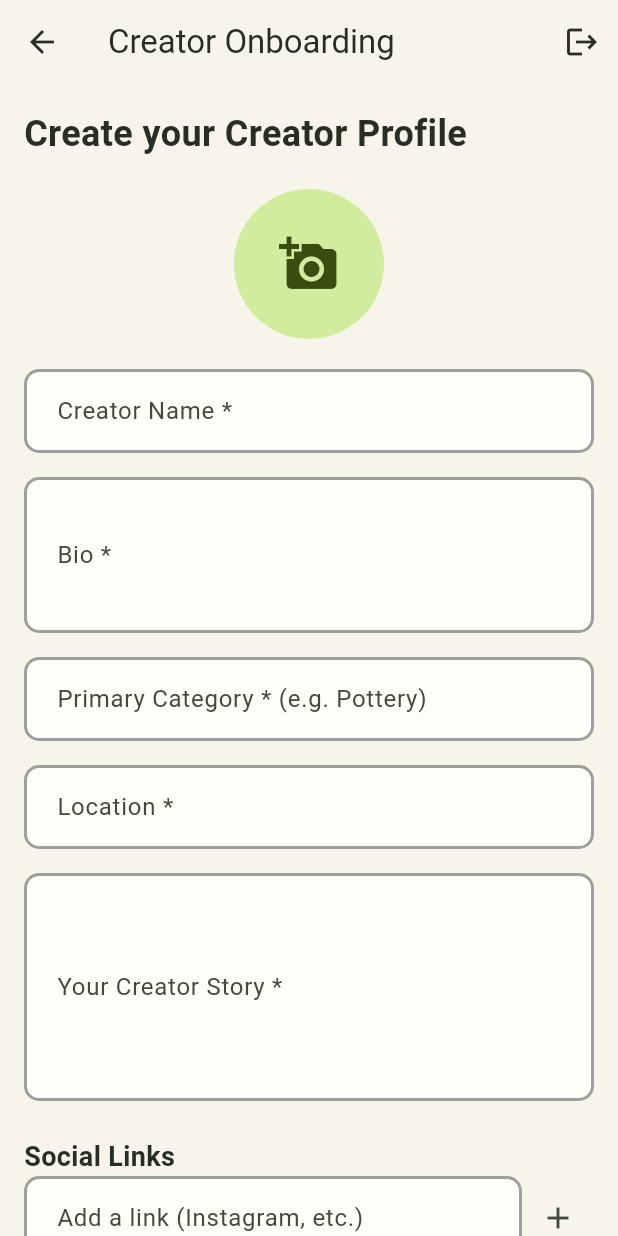
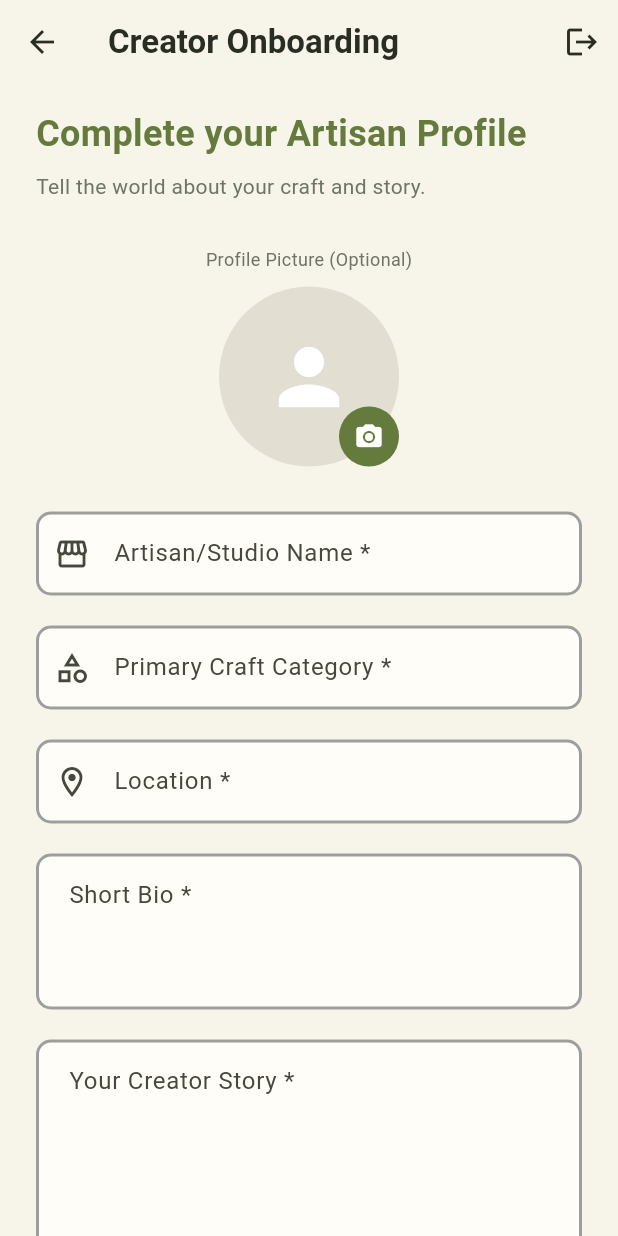
Before and after one commit to Adj82/madebyhands, a Flutter app: the CreatorOnboardingPage screen opened directly with empty values, on a phone screen of 412 x 824 dp. Run offline on Flutter 3.47's test engine with Material 3 defaults, Android fonts, the phone set to English and light mode, and no system bars; our stand-ins replace cloud_firestore, equatable, firebase_auth, firebase_core, firebase_storage, flutter_bloc and 5 more; accounts and stored records are empty.

```diff
--- a/lib/features/creator/presentation/pages/creator_onboarding_page.dart
+++ b/lib/features/creator/presentation/pages/creator_onboarding_page.dart
@@ -2,6 +2,7 @@ import 'dart:io';
 import 'package:flutter/material.dart';
 import 'package:flutter_bloc/flutter_bloc.dart';
 import 'package:image_picker/image_picker.dart';
+import 'package:madebyhands/core/theme/app_theme.dart';
 import 'package:madebyhands/features/auth/domain/entities/user_entity.dart';
 import 'package:madebyhands/features/auth/presentation/bloc/auth_bloc.dart';
 import 'package:madebyhands/features/creator/presentation/bloc/creator_bloc.dart';
@@ -46,21 +47,17 @@ class _CreatorOnboardingPageState extends State<CreatorOnboardingPage> {
 
   Future<void> _pickProfileImage() async {
     final picker = ImagePicker();
-    final pickedFile = await picker.pickImage(source: ImageSource.gallery);
+    final pickedFile = await picker.pickImage(source: ImageSource.gallery, imageQuality: 70);
     if (pickedFile != null) {
-      setState(() {
-        _profileImage = File(pickedFile.path);
-      });
+      setState(() => _profileImage = File(pickedFile.path));
     }
   }
 
   Future<void> _pickPortfolioImage() async {
     final picker = ImagePicker();
-    final pickedFile = await picker.pickImage(source: ImageSource.gallery);
+    final pickedFile = await picker.pickImage(source: ImageSource.gallery, imageQuality: 70);
     if (pickedFile != null) {
-      setState(() {
-        _portfolioImages.add(File(pickedFile.path));
-      });
+      setState(() => _portfolioImages.add(File(pickedFile.path)));
     }
   }
 
@@ -95,12 +92,10 @@ class _CreatorOnboardingPageState extends State<CreatorOnboardingPage> {
   Widget build(BuildContext context) {
     return Scaffold(
       appBar: AppBar(
-        title: const Text('Creator Onboarding'),
+        title: const Text('Creator Onboarding', style: TextStyle(fontWeight: FontWeight.bold)),
         actions: [
           IconButton(
-            onPressed: () {
-              context.read<AuthBloc>().add(AuthLogoutRequested());
-            },
+            onPressed: () => context.read<AuthBloc>().add(AuthLogoutRequested()),
             icon: const Icon(Icons.logout),
           ),
         ],
@@ -108,145 +103,33 @@ class _CreatorOnboardingPageState extends State<CreatorOnboardingPage> {
       body: BlocConsumer<CreatorBloc, CreatorState>(
         listener: (context, state) {
           if (state is CreatorOnboardingSuccess) {
-            ScaffoldMessenger.of(context).showSnackBar(
-              const SnackBar(content: Text('Profile created successfully!')),
-            );
-            // The main.dart BlocBuilder will handle navigation once state changes
-            // or we might need to trigger a check.
-          }
-          if (state is CreatorFailure) {
-            ScaffoldMessenger.of(context).showSnackBar(
-              SnackBar(content: Text(state.message)),
-            );
+            ScaffoldMessenger.of(context).showSnackBar(const SnackBar(content: Text('Profile created successfully!')));
+          } else if (state is CreatorFailure) {
+            ScaffoldMessenger.of(context).showSnackBar(SnackBar(content: Text(state.message)));
           }
         },
         builder: (context, state) {
-          if (state is CreatorLoading) {
-            return const Center(child: CircularProgressIndicator());
-          }
+          if (state is CreatorLoading) return const Center(child: CircularProgressIndicator());
 
           return SingleChildScrollView(
-            padding: const EdgeInsets.all(16.0),
+            padding: const EdgeInsets.symmetric(horizontal: 24.0, vertical: 16.0),
             child: Form(
               key: _formKey,
               child: Column(
                 crossAxisAlignment: CrossAxisAlignment.start,
                 children: [
-                  const Text(
-                    'Create your Creator Profile',
-                    style: TextStyle(fontSize: 24, fontWeight: FontWeight.bold),
-                  ),
-                  const SizedBox(height: 20),
-                  Center(
-                    child: GestureDetector(
-                      onTap: _pickProfileImage,
-                      child: CircleAvatar(
-                        radius: 50,
-                        backgroundImage:
-                            _profileImage != null ? FileImage(_profileImage!) : null,
-                        child: _profileImage == null
-                            ? const Icon(Icons.add_a_photo, size: 40)
-                            : null,
-                      ),
-                    ),
-                  ),
-                  const SizedBox(height: 20),
-                  TextFormField(
-                    controller: _nameController,
-                    decoration: const InputDecoration(labelText: 'Creator Name *'),
-                    validator: (value) =>
-                        value == null || value.isEmpty ? 'Required' : null,
-                  ),
-                  const SizedBox(height: 16),
-                  TextFormField(
-                    controller: _bioController,
-                    decoration: const InputDecoration(labelText: 'Bio *'),
-                    maxLines: 3,
-                    validator: (value) =>
-                        value == null || value.isEmpty ? 'Required' : null,
-                  ),
-                  const SizedBox(height: 16),
-                  TextFormField(
-                    controller: _categoryController,
-                    decoration:
-                        const InputDecoration(labelText: 'Primary Category * (e.g. Pottery)'),
-                    validator: (value) =>
-                        value == null || value.isEmpty ? 'Required' : null,
-                  ),
-                  const SizedBox(height: 16),
-                  TextFormField(
-                    controller: _locationController,
-                    decoration: const InputDecoration(labelText: 'Location *'),
-                    validator: (value) =>
-                        value == null || value.isEmpty ? 'Required' : null,
-                  ),
-                  const SizedBox(height: 16),
-                  TextFormField(
-                    controller: _storyController,
-                    decoration: const InputDecoration(labelText: 'Your Creator Story *'),
-                    maxLines: 5,
-                    validator: (value) =>
-                        value == null || value.isEmpty ? 'Required' : null,
-                  ),
-                  const SizedBox(height: 24),
-                  const Text('Social Links',
-                      style: TextStyle(fontSize: 18, fontWeight: FontWeight.bold)),
-                  Row(
-                    children: [
-                      Expanded(
-                        child: TextFormField(
-                          controller: _socialController,
-                          decoration:
-                              const InputDecoration(hintText: 'Add a link (Instagram, etc.)'),
-                        ),
-                      ),
-                      IconButton(
-                        onPressed: _addSocialLink,
-                        icon: const Icon(Icons.add),
-                      ),
-                    ],
-                  ),
-                  Wrap(
-                    children: _socialLinks
-                        .map((link) => Chip(
-                              label: Text(link),
-                              onDeleted: () => setState(() => _socialLinks.remove(link)),
-                            ))
-                        .toList(),
-                  ),
-                  const SizedBox(height: 24),
-                  const Text('Portfolio Images',
-                      style: TextStyle(fontSize: 18, fontWeight: FontWeight.bold)),
-                  const SizedBox(height: 8),
-                  SizedBox(
-                    height: 100,
-                    child: ListView(
-                      scrollDirection: Axis.horizontal,
-                      children: [
-                        ..._portfolioImages.map((file) => Padding(
-                              padding: const EdgeInsets.only(right: 8.0),
-                              child: Image.file(file, width: 100, height: 100, fit: BoxFit.cover),
-                            )),
-                        GestureDetector(
-                          onTap: _pickPortfolioImage,
-                          child: Container(
-                            width: 100,
-                            height: 100,
-                            color: Colors.grey[300],
-                            child: const Icon(Icons.add),
-                          ),
-                        ),
-                      ],
-                    ),
-                  ),
-                  const SizedBox(height: 40),
-                  SizedBox(
-                    width: double.infinity,
-                    child: ElevatedButton(
-                      onPressed: _submit,
-                      child: const Text('Complete Profile'),
-                    ),
-                  ),
+                  const _OnboardingHeader(),
+                  const SizedBox(height: 30),
+                  _buildProfileImagePicker(),
+                  const SizedBox(height: 30),
+                  _buildFormFields(),
+                  const SizedBox(height: 30),
+                  _buildSocialLinksSection(),
+                  const SizedBox(height: 30),
+                  _buildPortfolioSection(),
+                  const SizedBox(height: 50),
+                  FilledButton(onPressed: _submit, child: const Text('Launch My Studio')),
+                  const SizedBox(height: 30),
                 ],
               ),
             ),
@@ -255,4 +138,188 @@ class _CreatorOnboardingPageState extends State<CreatorOnboardingPage> {
       ),
     );
   }
+
+  Widget _buildProfileImagePicker() {
+    return Column(
+      children: [
+        const Center(child: Text('Profile Picture (Optional)', style: TextStyle(color: AppColors.mutedText, fontSize: 12))),
+        const SizedBox(height: 10),
+        Center(
+          child: Stack(
+            children: [
+              CircleAvatar(
+                radius: 60,
+                backgroundColor: AppColors.outline,
+                backgroundImage: _profileImage != null ? FileImage(_profileImage!) : null,
+                child: _profileImage == null ? const Icon(Icons.person, size: 60, color: Colors.white) : null,
+              ),
+              Positioned(
+                bottom: 0,
+                right: 0,
+                child: CircleAvatar(
+                  backgroundColor: AppColors.primary,
+                  radius: 20,
+                  child: IconButton(
+                    onPressed: _pickProfileImage,
+                    icon: const Icon(Icons.camera_alt, size: 20, color: Colors.white),
+                  ),
+                ),
+              ),
+            ],
+          ),
+        ),
+      ],
+    );
+  }
+
+  Widget _buildFormFields() {
+    return Column(
+      children: [
+        TextFormField(
+          controller: _nameController,
+          decoration: const InputDecoration(labelText: 'Artisan/Studio Name *', prefixIcon: Icon(Icons.storefront)),
+          validator: (v) => v == null || v.isEmpty ? 'Required' : null,
+        ),
+        const SizedBox(height: 20),
+        TextFormField(
+          controller: _categoryController,
+          decoration: const InputDecoration(labelText: 'Primary Craft Category *', hintText: 'e.g. Pottery', prefixIcon: Icon(Icons.category_outlined)),
+          validator: (v) => v == null || v.isEmpty ? 'Required' : null,
+        ),
+        const SizedBox(height: 20),
+        TextFormField(
+          controller: _locationController,
+          decoration: const InputDecoration(labelText: 'Location *', hintText: 'City, Country', prefixIcon: Icon(Icons.location_on_outlined)),
+          validator: (v) => v == null || v.isEmpty ? 'Required' : null,
+        ),
+        const SizedBox(height: 20),
+        TextFormField(
+          controller: _bioController,
+          decoration: const InputDecoration(labelText: 'Short Bio *', alignLabelWithHint: true),
+          maxLines: 3,
+          validator: (v) => v == null || v.isEmpty ? 'Required' : null,
+        ),
+        const SizedBox(height: 20),
+        TextFormField(
+          controller: _storyController,
+          decoration: const InputDecoration(labelText: 'Your Creator Story *', hintText: 'Tell us your inspiration...', alignLabelWithHint: true),
+          maxLines: 5,
+          validator: (v) => v == null || v.isEmpty ? 'Required' : null,
+        ),
+      ],
+    );
+  }
+
+  Widget _buildSocialLinksSection() {
+    return Column(
+      crossAxisAlignment: CrossAxisAlignment.start,
+      children: [
+        const Text('Social Links', style: TextStyle(fontSize: 18, fontWeight: FontWeight.bold, color: AppColors.primary)),
+        const SizedBox(height: 10),
+        Row(
+          children: [
+            Expanded(
+              child: TextFormField(
+                controller: _socialController,
+                decoration: const InputDecoration(hintText: 'Instagram, Website, etc.', prefixIcon: Icon(Icons.link)),
+              ),
+            ),
+            const SizedBox(width: 10),
+            IconButton.filled(
+              onPressed: _addSocialLink,
+              icon: const Icon(Icons.add),
+              style: IconButton.styleFrom(backgroundColor: AppColors.primary),
+            ),
+          ],
+        ),
+        const SizedBox(height: 10),
+        Wrap(
+          spacing: 8,
+          children: _socialLinks.map((link) => Chip(
+            label: Text(link, style: const TextStyle(fontSize: 12)),
+            onDeleted: () => setState(() => _socialLinks.remove(link)),
+            deleteIconColor: Colors.red,
+          )).toList(),
+        ),
+      ],
+    );
+  }
+
+  Widget _buildPortfolioSection() {
+    return Column(
+      crossAxisAlignment: CrossAxisAlignment.start,
+      children: [
+        const Text('Showcase Portfolio (Optional)', style: TextStyle(fontSize: 18, fontWeight: FontWeight.bold, color: AppColors.primary)),
+        const SizedBox(height: 10),
+        SizedBox(
+          height: 120,
+          child: ListView(
+            scrollDirection: Axis.horizontal,
+            children: [
+              _buildAddPortfolioButton(),
+              ..._portfolioImages.asMap().entries.map((e) => _buildPortfolioItem(e.key, e.value)),
+            ],
+          ),
+        ),
+      ],
+    );
+  }
+
+  Widget _buildAddPortfolioButton() {
+    return GestureDetector(
+      onTap: _pickPortfolioImage,
+      child: Container(
+        width: 120,
+        height: 120,
+        decoration: BoxDecoration(
+          color: AppColors.surface,
+          borderRadius: BorderRadius.circular(15),
+          border: Border.all(color: AppColors.outline),
+        ),
+        child: const Icon(Icons.add_a_photo_outlined, color: AppColors.mutedText),
+      ),
+    );
+  }
+
+  Widget _buildPortfolioItem(int index, File file) {
+    return Stack(
+      children: [
+        Padding(
+          padding: const EdgeInsets.only(left: 12.0),
+          child: ClipRRect(
+            borderRadius: BorderRadius.circular(15),
+            child: Image.file(file, width: 120, height: 120, fit: BoxFit.cover),
+          ),
+        ),
+        Positioned(
+          top: 5,
+          right: 5,
+          child: GestureDetector(
+            onTap: () => setState(() => _portfolioImages.removeAt(index)),
+            child: const CircleAvatar(
+              radius: 12,
+              backgroundColor: Colors.red,
+              child: Icon(Icons.close, size: 16, color: Colors.white),
+            ),
+          ),
+        ),
+      ],
+    );
+  }
 }
+
+class _OnboardingHeader extends StatelessWidget {
+  const _OnboardingHeader();
+
+  @override
+  Widget build(BuildContext context) {
+    return const Column(
+      crossAxisAlignment: CrossAxisAlignment.start,
+      children: [
+        Text('Complete your Artisan Profile', style: TextStyle(fontSize: 24, fontWeight: FontWeight.bold, color: AppColors.primary)),
+        SizedBox(height: 8),
+        Text('Tell the world about your craft and story.', style: TextStyle(fontSize: 14, color: AppColors.mutedText)),
+      ],
+    );
+  }
+}
```
Also changed, not shown: lib/features/creator/data/datasources/creator_remote_data_source.dart (+21 -9 lines), lib/features/creator/data/models/creator_profile_model.dart (+0 -14 lines), lib/features/creator/presentation/pages/creator_dashboard_page.dart (added, +185 -0 lines), lib/features/creator/presentation/pages/creator_flow_wrapper.dart (+39 -29 lines), lib/features/home/presentation/pages/creator_dashboard.dart (deleted, +0 -27 lines).
